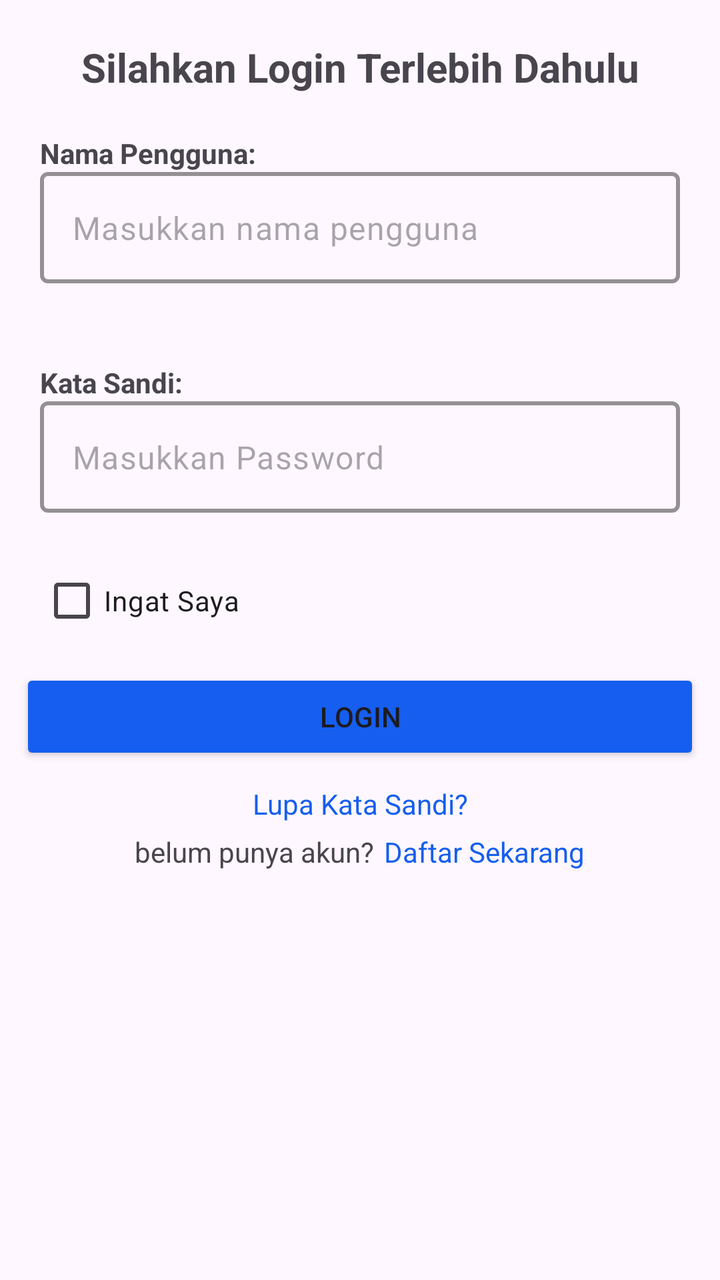
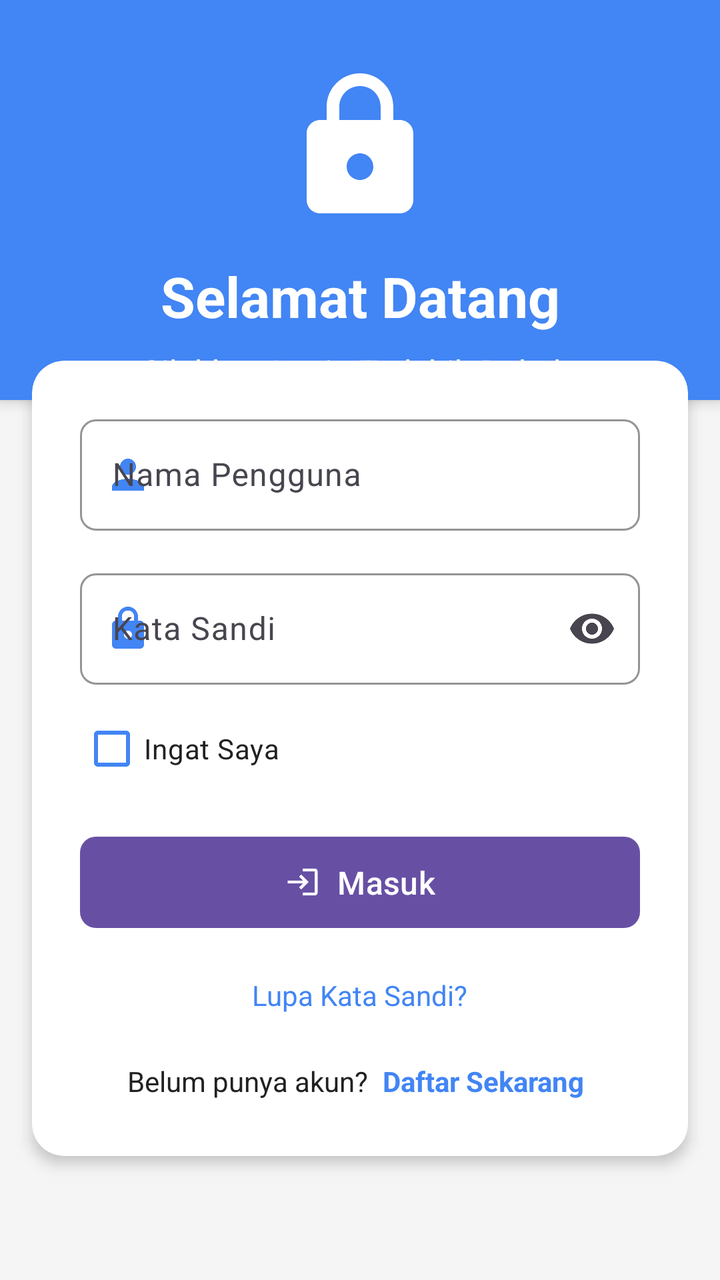

Two renders of the same Android screen: before a commit and after it. Below are the layout's source before the change and the commit's diff.
<!-- AndroidManifest.xml: application theme Theme.MyApplication -->
<!-- res/layout/activity_login.xml -->
<?xml version="1.0" encoding="utf-8"?>
<androidx.constraintlayout.widget.ConstraintLayout xmlns:android="http://schemas.android.com/apk/res/android"
    xmlns:app="http://schemas.android.com/apk/res-auto"
    xmlns:tools="http://schemas.android.com/tools"
    android:id="@+id/main"
    android:layout_width="match_parent"
    android:layout_height="match_parent"
    tools:context=".LoginActivity">

    <LinearLayout
        android:layout_width="match_parent"
        android:layout_height="match_parent"
        android:orientation="vertical">

        <TextView
            android:layout_width="match_parent"
            android:layout_height="wrap_content"
            android:text="Silahkan Login Terlebih Dahulu"
            android:layout_marginTop="20dp"
            android:textSize="20sp"
            android:gravity="center"
            android:textStyle="bold"/>

        <LinearLayout
            android:layout_width="match_parent"
            android:layout_height="wrap_content"
            android:layout_margin="20dp"
            android:orientation="vertical">

            <TextView
                android:layout_width="wrap_content"
                android:layout_height="wrap_content"
                android:text="Nama Pengguna:"
                android:textStyle="bold"/>

            <com.google.android.material.textfield.TextInputLayout
                android:layout_width="match_parent"
                android:layout_height="wrap_content"
                app:boxStrokeColor="@color/black"
                app:boxStrokeWidth="2dp"
                app:hintAnimationEnabled="true"
                app:hintEnabled="false">

                <com.google.android.material.textfield.TextInputEditText
                    android:id="@+id/email"
                    android:layout_width="match_parent"
                    android:layout_height="wrap_content"
                    android:hint="Masukkan nama pengguna"
                    android:inputType="text"/>

            </com.google.android.material.textfield.TextInputLayout>

        </LinearLayout>

        <LinearLayout
            android:layout_width="match_parent"
            android:layout_height="wrap_content"
            android:layout_margin="20dp"
            android:orientation="vertical">

            <TextView
                android:layout_width="wrap_content"
                android:layout_height="wrap_content"
                android:text="Kata Sandi:"
                android:textStyle="bold"/>

            <com.google.android.material.textfield.TextInputLayout
                android:layout_width="match_parent"
                android:layout_height="wrap_content"
                app:boxStrokeColor="@color/black"
                app:boxStrokeWidth="2dp"
                app:hintAnimationEnabled="true"
                app:hintEnabled="false">

                <com.google.android.material.textfield.TextInputEditText
                    android:id="@+id/password"
                    android:layout_width="match_parent"
                    android:layout_height="wrap_content"
                    android:hint="Masukkan Password"
                    android:inputType="text"/>

            </com.google.android.material.textfield.TextInputLayout>

        </LinearLayout>

        <CheckBox
            android:id="@+id/checkboxes"
            android:layout_width="wrap_content"
            android:layout_height="wrap_content"
            android:layout_marginStart="20dp"
            android:text="Ingat Saya"/>

        <Button
            android:id="@+id/btnLogin"
            android:layout_width="match_parent"
            android:layout_height="wrap_content"
            android:text="Login"
            android:backgroundTint="#155EEF"
            android:layout_margin="10dp"/>

        <TextView
            android:id="@+id/forgotPassword"
            android:layout_width="match_parent"
            android:layout_height="wrap_content"
            android:text="Lupa Kata Sandi?"
            android:textColor="#155EEF"
            android:gravity="center"/>

        <LinearLayout
            android:layout_width="match_parent"
            android:layout_height="wrap_content"
            android:gravity="center"
            android:layout_margin="5dp"
            android:orientation="horizontal">

            <TextView
                android:layout_width="wrap_content"
                android:layout_height="wrap_content"
                android:text="belum punya akun?"/>

            <TextView
                android:id="@+id/signUp"
                android:layout_width="wrap_content"
                android:layout_height="wrap_content"
                android:layout_marginStart="5dp"
                android:textColor="#155EEF"
                android:text="Daftar Sekarang"/>

        </LinearLayout>

    </LinearLayout>

</androidx.constraintlayout.widget.ConstraintLayout>
<!-- resources referenced by this layout -->
<resources>
  <color name="black">#FF000000</color>
  <style name="Theme.MyApplication" parent="Base.Theme.MyApplication" />
  <style name="Base.Theme.MyApplication" parent="Theme.Material3.DayNight.NoActionBar">
          
          
      </style>
</resources>

<!-- the commit's change to res/layout/activity_login.xml (unified diff, before → after) -->
@@ -5,129 +5,208 @@
     android:id="@+id/main"
     android:layout_width="match_parent"
     android:layout_height="match_parent"
+    android:background="@color/background_color"
     tools:context=".LoginActivity">
 
-    <LinearLayout
+    <androidx.core.widget.NestedScrollView
         android:layout_width="match_parent"
         android:layout_height="match_parent"
-        android:orientation="vertical">
-
-        <TextView
-            android:layout_width="match_parent"
-            android:layout_height="wrap_content"
-            android:text="Silahkan Login Terlebih Dahulu"
-            android:layout_marginTop="20dp"
-            android:textSize="20sp"
-            android:gravity="center"
-            android:textStyle="bold"/>
+        android:fillViewport="true">
 
         <LinearLayout
             android:layout_width="match_parent"
             android:layout_height="wrap_content"
-            android:layout_margin="20dp"
-            android:orientation="vertical">
-
-            <TextView
-                android:layout_width="wrap_content"
-                android:layout_height="wrap_content"
-                android:text="Nama Pengguna:"
-                android:textStyle="bold"/>
-
-            <com.google.android.material.textfield.TextInputLayout
+            android:orientation="vertical"
+            android:paddingBottom="24dp">
+
+            
+            <androidx.cardview.widget.CardView
+                android:layout_width="match_parent"
+                android:layout_height="200dp"
+                app:cardBackgroundColor="@color/primary_color"
+                app:cardCornerRadius="0dp"
+                app:cardElevation="4dp">
+
+                <androidx.constraintlayout.widget.ConstraintLayout
+                    android:layout_width="match_parent"
+                    android:layout_height="match_parent">
+
+                    <ImageView
+                        android:id="@+id/headerIcon"
+                        android:layout_width="80dp"
+                        android:layout_height="80dp"
+                        android:src="@drawable/ic_lock"
+                        android:tint="@color/white"
+                        app:layout_constraintBottom_toTopOf="@+id/headerTitle"
+                        app:layout_constraintEnd_toEndOf="parent"
+                        app:layout_constraintStart_toStartOf="parent"
+                        app:layout_constraintTop_toTopOf="parent"
+                        app:layout_constraintVertical_chainStyle="packed" />
+
+                    <TextView
+                        android:id="@+id/headerTitle"
+                        android:layout_width="wrap_content"
+                        android:layout_height="wrap_content"
+                        android:layout_marginTop="16dp"
+                        android:text="Selamat Datang"
+                        android:textColor="@color/white"
+                        android:textSize="28sp"
+                        android:textStyle="bold"
+                        app:layout_constraintBottom_toBottomOf="parent"
+                        app:layout_constraintEnd_toEndOf="parent"
+                        app:layout_constraintStart_toStartOf="parent"
+                        app:layout_constraintTop_toBottomOf="@+id/headerIcon" />
+
+                    <TextView
+                        android:layout_width="wrap_content"
+                        android:layout_height="wrap_content"
+                        android:layout_marginTop="8dp"
+                        android:text="Silahkan Login Terlebih Dahulu"
+                        android:textColor="@color/white"
+                        android:textSize="16sp"
+                        app:layout_constraintEnd_toEndOf="parent"
+                        app:layout_constraintStart_toStartOf="parent"
+                        app:layout_constraintTop_toBottomOf="@+id/headerTitle" />
+
+                </androidx.constraintlayout.widget.ConstraintLayout>
+            </androidx.cardview.widget.CardView>
+
+            
+            <androidx.cardview.widget.CardView
                 android:layout_width="match_parent"
                 android:layout_height="wrap_content"
-                app:boxStrokeColor="@color/black"
-                app:boxStrokeWidth="2dp"
-                app:hintAnimationEnabled="true"
-                app:hintEnabled="false">
-
-                <com.google.android.material.textfield.TextInputEditText
-                    android:id="@+id/email"
+                android:layout_marginStart="16dp"
+                android:layout_marginTop="-20dp"
+                android:layout_marginEnd="16dp"
+                android:layout_marginBottom="16dp"
+                app:cardCornerRadius="16dp"
+                app:cardElevation="4dp">
+
+                <LinearLayout
                     android:layout_width="match_parent"
                     android:layout_height="wrap_content"
-                    android:hint="Masukkan nama pengguna"
-                    android:inputType="text"/>
-
-            </com.google.android.material.textfield.TextInputLayout>
-
+                    android:orientation="vertical"
+                    android:padding="24dp">
+
+                    
+                    <com.google.android.material.textfield.TextInputLayout
+                        android:layout_width="match_parent"
+                        android:layout_height="wrap_content"
+                        android:layout_marginBottom="16dp"
+                        android:hint="Nama Pengguna"
+                        app:boxBackgroundColor="@color/white"
+                        app:boxCornerRadiusBottomEnd="8dp"
+                        app:boxCornerRadiusBottomStart="8dp"
+                        app:boxCornerRadiusTopEnd="8dp"
+                        app:boxCornerRadiusTopStart="8dp"
+                        app:boxStrokeColor="@color/primary_color"
+                        app:boxStrokeWidth="1dp"
+                        app:endIconMode="clear_text"
+                        app:startIconDrawable="@drawable/ic_person"
+                        app:startIconTint="@color/primary_color">
+
+                        <com.google.android.material.textfield.TextInputEditText
+                            android:id="@+id/email"
+                            android:layout_width="match_parent"
+                            android:layout_height="wrap_content"
+                            android:inputType="text" />
+                    </com.google.android.material.textfield.TextInputLayout>
+
+                    
+                    <com.google.android.material.textfield.TextInputLayout
+                        android:layout_width="match_parent"
+                        android:layout_height="wrap_content"
+                        android:layout_marginBottom="8dp"
+                        android:hint="Kata Sandi"
+                        app:boxBackgroundColor="@color/white"
+                        app:boxCornerRadiusBottomEnd="8dp"
+                        app:boxCornerRadiusBottomStart="8dp"
+                        app:boxCornerRadiusTopEnd="8dp"
+                        app:boxCornerRadiusTopStart="8dp"
+                        app:boxStrokeColor="@color/primary_color"
+                        app:boxStrokeWidth="1dp"
+                        app:endIconMode="password_toggle"
+                        app:startIconDrawable="@drawable/ic_lock"
+                        app:startIconTint="@color/primary_color">
+
+                        <com.google.android.material.textfield.TextInputEditText
+                            android:id="@+id/password"
+                            android:layout_width="match_parent"
+                            android:layout_height="wrap_content"
+                            android:inputType="textPassword" />
+                    </com.google.android.material.textfield.TextInputLayout>
+
+                    
+                    <com.google.android.material.checkbox.MaterialCheckBox
+                        android:id="@+id/checkboxes"
+                        android:layout_width="wrap_content"
+                        android:layout_height="wrap_content"
+                        android:layout_marginBottom="16dp"
+                        android:text="Ingat Saya"
+                        android:textColor="@color/text_color"
+                        app:buttonTint="@color/primary_color" />
+
+                    
+                    <com.google.android.material.button.MaterialButton
+                        android:id="@+id/btnLogin"
+                        android:layout_width="match_parent"
+                        android:layout_height="wrap_content"
+                        android:paddingTop="12dp"
+                        android:paddingBottom="12dp"
+                        android:text="Masuk"
+                        android:textAllCaps="false"
+                        android:textSize="16sp"
+                        app:cornerRadius="8dp"
+                        app:elevation="2dp"
+                        app:icon="@drawable/ic_login"
+                        app:iconGravity="textStart"
+                        app:iconPadding="8dp" />
+
+                    
+                    <TextView
+                        android:id="@+id/forgotPassword"
+                        android:layout_width="wrap_content"
+                        android:layout_height="wrap_content"
+                        android:layout_gravity="center"
+                        android:layout_marginTop="16dp"
+                        android:background="?attr/selectableItemBackground"
+                        android:clickable="true"
+                        android:focusable="true"
+                        android:padding="4dp"
+                        android:text="Lupa Kata Sandi?"
+                        android:textColor="@color/primary_color"
+                        android:textSize="14sp" />
+
+                    
+                    <LinearLayout
+                        android:layout_width="match_parent"
+                        android:layout_height="wrap_content"
+                        android:layout_marginTop="16dp"
+                        android:gravity="center"
+                        android:orientation="horizontal">
+
+                        <TextView
+                            android:layout_width="wrap_content"
+                            android:layout_height="wrap_content"
+                            android:text="Belum punya akun? "
+                            android:textColor="@color/text_color"
+                            android:textSize="14sp" />
+
+                        <TextView
+                            android:id="@+id/signUp"
+                            android:layout_width="wrap_content"
+                            android:layout_height="wrap_content"
+                            android:background="?attr/selectableItemBackground"
+                            android:clickable="true"
+                            android:focusable="true"
+                            android:padding="4dp"
+                            android:text="Daftar Sekarang"
+                            android:textColor="@color/primary_color"
+                            android:textSize="14sp"
+                            android:textStyle="bold" />
+                    </LinearLayout>
+                </LinearLayout>
+            </androidx.cardview.widget.CardView>
         </LinearLayout>
-
-        <LinearLayout
-            android:layout_width="match_parent"
-            android:layout_height="wrap_content"
-            android:layout_margin="20dp"
-            android:orientation="vertical">
-
-            <TextView
-                android:layout_width="wrap_content"
-                android:layout_height="wrap_content"
-                android:text="Kata Sandi:"
-                android:textStyle="bold"/>
-
-            <com.google.android.material.textfield.TextInputLayout
-                android:layout_width="match_parent"
-                android:layout_height="wrap_content"
-                app:boxStrokeColor="@color/black"
-                app:boxStrokeWidth="2dp"
-                app:hintAnimationEnabled="true"
-                app:hintEnabled="false">
-
-                <com.google.android.material.textfield.TextInputEditText
-                    android:id="@+id/password"
-                    android:layout_width="match_parent"
-                    android:layout_height="wrap_content"
-                    android:hint="Masukkan Password"
-                    android:inputType="text"/>
-
-            </com.google.android.material.textfield.TextInputLayout>
-
-        </LinearLayout>
-
-        <CheckBox
-            android:id="@+id/checkboxes"
-            android:layout_width="wrap_content"
-            android:layout_height="wrap_content"
-            android:layout_marginStart="20dp"
-            android:text="Ingat Saya"/>
-
-        <Button
-            android:id="@+id/btnLogin"
-            android:layout_width="match_parent"
-            android:layout_height="wrap_content"
-            android:text="Login"
-            android:backgroundTint="#155EEF"
-            android:layout_margin="10dp"/>
-
-        <TextView
-            android:id="@+id/forgotPassword"
-            android:layout_width="match_parent"
-            android:layout_height="wrap_content"
-            android:text="Lupa Kata Sandi?"
-            android:textColor="#155EEF"
-            android:gravity="center"/>
-
-        <LinearLayout
-            android:layout_width="match_parent"
-            android:layout_height="wrap_content"
-            android:gravity="center"
-            android:layout_margin="5dp"
-            android:orientation="horizontal">
-
-            <TextView
-                android:layout_width="wrap_content"
-                android:layout_height="wrap_content"
-                android:text="belum punya akun?"/>
-
-            <TextView
-                android:id="@+id/signUp"
-                android:layout_width="wrap_content"
-                android:layout_height="wrap_content"
-                android:layout_marginStart="5dp"
-                android:textColor="#155EEF"
-                android:text="Daftar Sekarang"/>
-
-        </LinearLayout>
-
-    </LinearLayout>
-
+    </androidx.core.widget.NestedScrollView>
 </androidx.constraintlayout.widget.ConstraintLayout>
<!-- resource entries referenced after the edit -->
@@ -1,6 +1,43 @@
 <!-- resources referenced by this layout -->
 <resources>
-  <color name="black">#FF000000</color>
+  <color name="background_color">#F5F5F5</color>
+  <color name="primary_color">#4285F4</color>
+  <color name="text_color">#212121</color>
+  <color name="white">#FFFFFFFF</color>
+  <!-- drawable ic_lock (drawable) -->
+  <vector xmlns:android="http://schemas.android.com/apk/res/android"
+      android:width="24dp"
+      android:height="24dp"
+      android:viewportWidth="24"
+      android:viewportHeight="24"
+      android:tint="?attr/colorControlNormal">
+      <path
+          android:fillColor="@android:color/white"
+          android:pathData="M18,8h-1L17,6c0,-2.76 -2.24,-5 -5,-5S7,3.24 7,6v2L6,8c-1.1,0 -2,0.9 -2,2v10c0,1.1 0.9,2 2,2h12c1.1,0 2,-0.9 2,-2L20,10c0,-1.1 -0.9,-2 -2,-2zM12,17c-1.1,0 -2,-0.9 -2,-2s0.9,-2 2,-2 2,0.9 2,2 -0.9,2 -2,2zM15.1,8L8.9,8L8.9,6c0,-1.71 1.39,-3.1 3.1,-3.1 1.71,0 3.1,1.39 3.1,3.1v2z"/>
+  </vector>
+  <!-- drawable ic_login (drawable) -->
+  <vector xmlns:android="http://schemas.android.com/apk/res/android"
+      android:width="24dp"
+      android:height="24dp"
+      android:viewportWidth="24"
+      android:viewportHeight="24"
+      android:tint="?attr/colorControlNormal"
+      android:autoMirrored="true">
+      <path
+          android:fillColor="@android:color/white"
+          android:pathData="M11,7L9.6,8.4l2.6,2.6H2v2h10.2l-2.6,2.6L11,17l5,-5L11,7zM20,19h-8v2h8c1.1,0 2,-0.9 2,-2V5c0,-1.1 -0.9,-2 -2,-2h-8v2h8V19z"/>
+  </vector>
+  <!-- drawable ic_person (drawable) -->
+  <vector xmlns:android="http://schemas.android.com/apk/res/android"
+      android:width="24dp"
+      android:height="24dp"
+      android:viewportWidth="24"
+      android:viewportHeight="24"
+      android:tint="?attr/colorControlNormal">
+      <path
+          android:fillColor="@android:color/white"
+          android:pathData="M12,12c2.21,0 4,-1.79 4,-4s-1.79,-4 -4,-4 -4,1.79 -4,4 1.79,4 4,4zM12,14c-2.67,0 -8,1.34 -8,4v2h16v-2c0,-2.66 -5.33,-4 -8,-4z"/>
+  </vector>
   <style name="Theme.MyApplication" parent="Base.Theme.MyApplication" />
   <style name="Base.Theme.MyApplication" parent="Theme.Material3.DayNight.NoActionBar">
           
